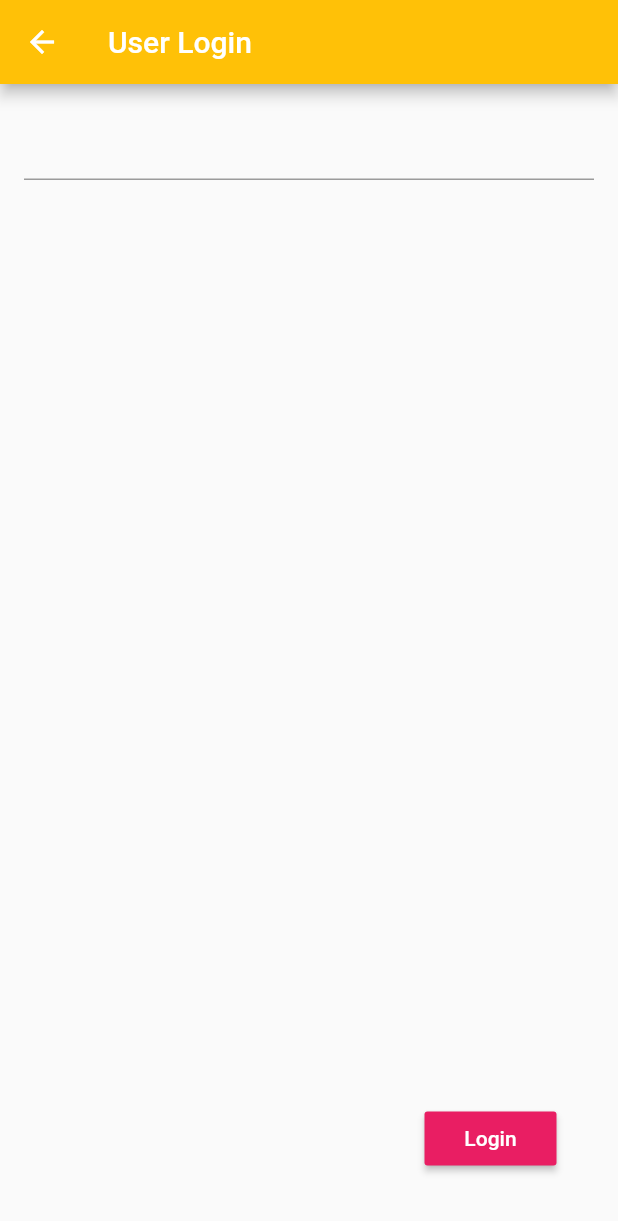
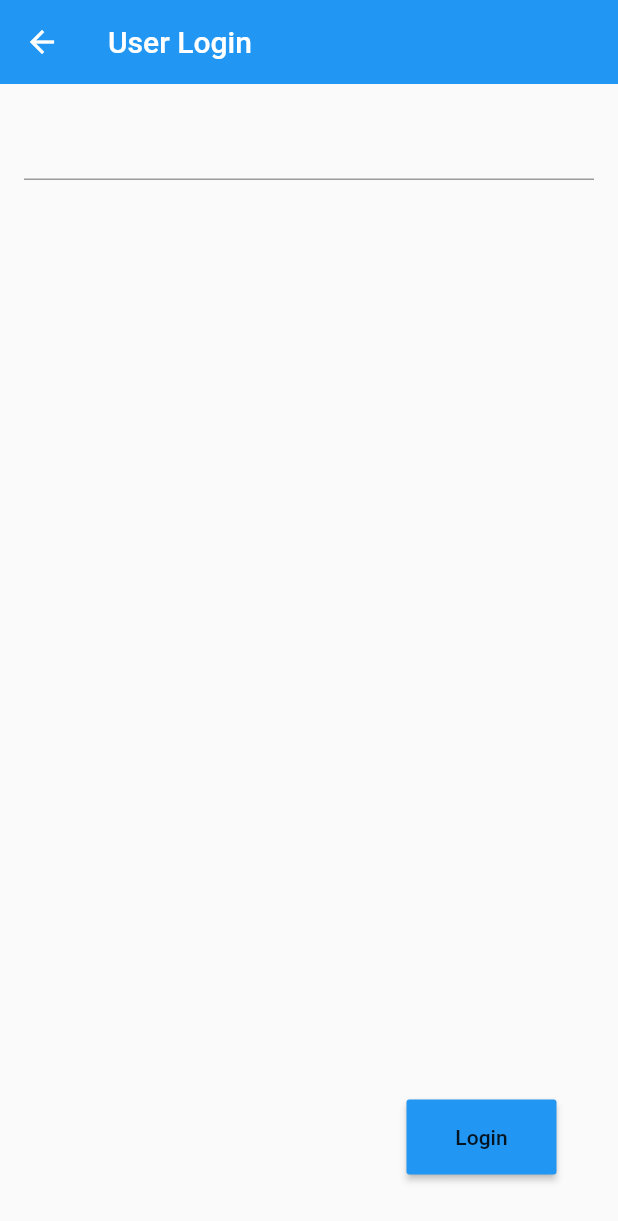
Before and after one commit to faezeh-ashtiani/scanly-flutter, a Flutter app: the LoginForm screen opened directly, on a phone screen of 412 x 824 dp. Shown: the top 1221 px of the screen. Run offline on Flutter 3.47's test engine with Material 2 defaults, Android fonts, the phone set to English and light mode, and no system bars; our stand-ins replace flutter_dotenv, image_picker.

Commit message:
now the login page pops back after login

```diff
--- a/lib/screens/login/loginForm.dart
+++ b/lib/screens/login/loginForm.dart
@@ -39,29 +39,34 @@ class _LoginFormState extends State<LoginForm> {
     Map<String, dynamic> map = {
       'name': myController.text,
     };
+    String newJson = jsonEncode(map);
 
-    String newJson = jsonEncode(map);
     String url = "${widget.baseUrl}/createUser";
     Map<String, String> requestHeaders = {"Content-type": "application/json"};
-
     final response = await http.post(url, headers: requestHeaders, body: newJson);
 
     // sample info available in response
     int _statusCode = response.statusCode;
     Map<String, String> headers = response.headers;
     String responseText = response.body;
-
     print(_statusCode);
     print(responseText);
+
     widget.setUser(responseText);
+    Navigator.pop(context);
   }
 
   @override
   Widget build(BuildContext context) {
     return Scaffold(
+      backgroundColor: widget.goldenRod,
       appBar: AppBar(
-        title: Text('User Login'),
-        backgroundColor: Colors.amber,
+        title: Text(
+            'User Login',
+//          style: TextStyle(color: widget.goldenRod),
+        ),
+        backgroundColor: widget.goldenRod,
+        elevation: 0.0,
       ),
       body: Padding(
         padding: const EdgeInsets.all(16.0),
@@ -71,11 +76,15 @@ class _LoginFormState extends State<LoginForm> {
       ),
       floatingActionButton: Padding(
         padding: EdgeInsets.all(25),
-        child: RaisedButton(
-          color: Colors.pink,
-          textColor: Colors.white,
-          child: Text('Login'),
-          onPressed: _sendUserInfo,
+        child: ButtonTheme(
+          minWidth: 100.0,
+          height: 50.0,
+          child: RaisedButton(
+            color: widget.indigoBlue,
+            textColor: widget.goldenRod,
+            child: Text('Login'),
+            onPressed: _sendUserInfo,
+          ),
         ),
       ),
 
```
